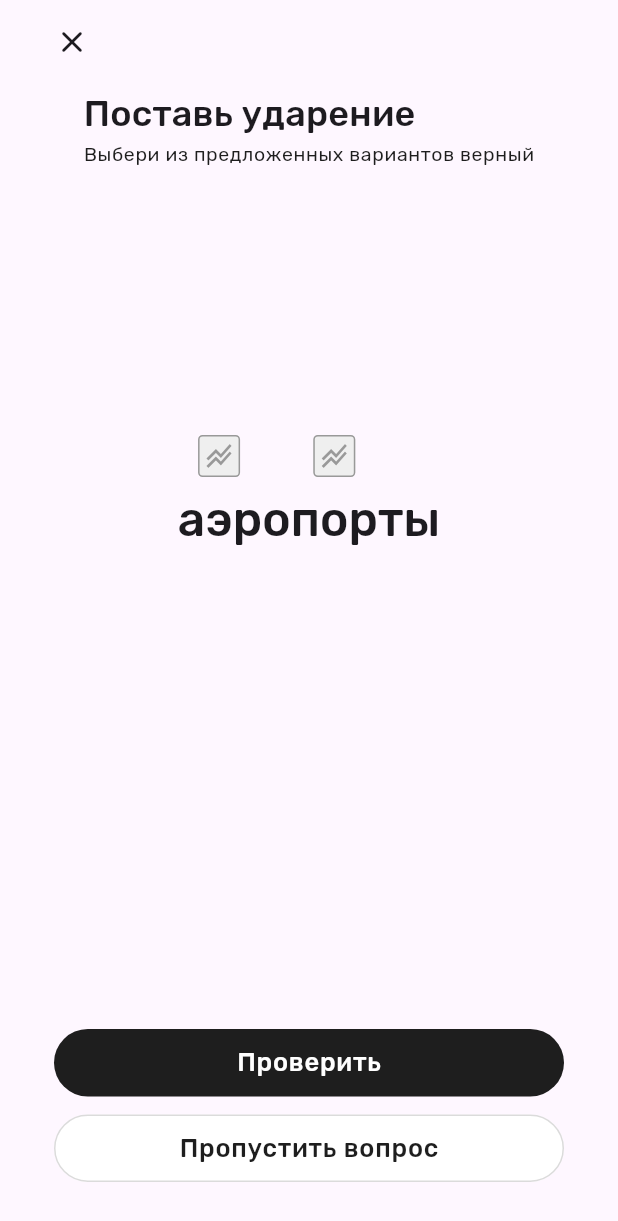
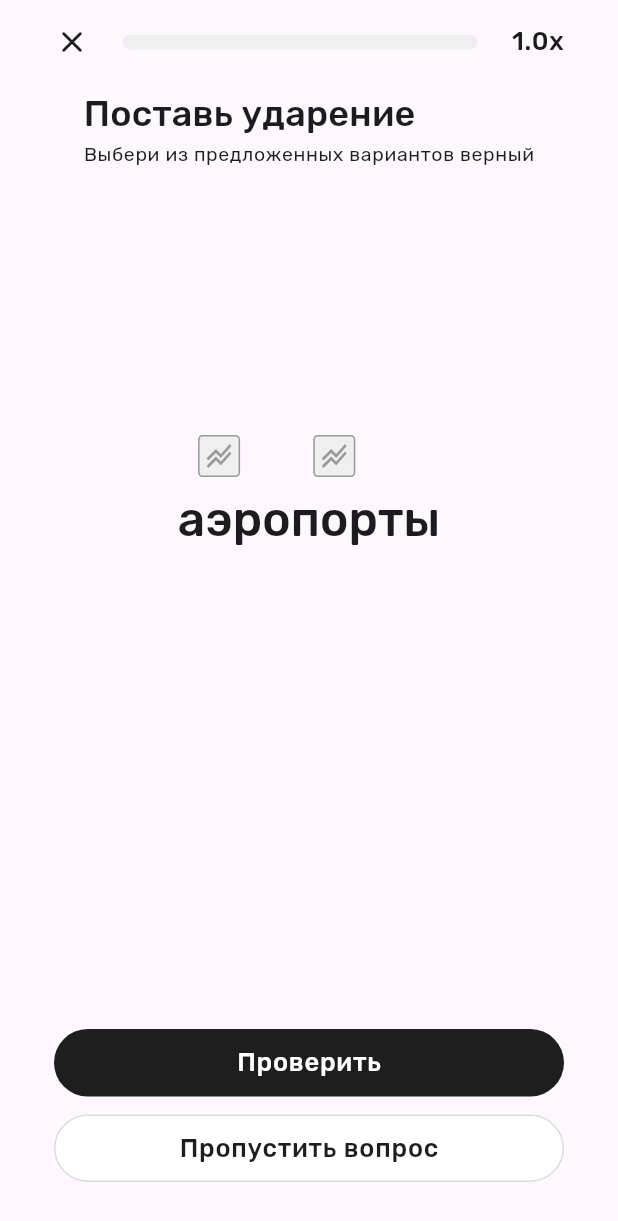
Before and after one commit to vaspadi/focusy, a Flutter app: the screen it shows after launch, after a tap on "Тест ударений", on a phone screen of 412 x 824 dp. Shown: the top 1221 px of the screen. Run offline on Flutter 3.47's test engine with Material 3 defaults, Android fonts, the phone set to English and light mode, and no system bars; our stand-ins replace appinio_swiper, auto_route, flutter_hooks, flutter_riverpod, google_fonts, hooks_riverpod and 1 more; generated files the repository leaves out were written again.

Commit message:
feat: add progress bar

```diff
--- a/lib/modules/grammar_tests/models/current_grammar_test.dart
+++ b/lib/modules/grammar_tests/models/current_grammar_test.dart
@@ -9,6 +9,7 @@ class CurrentGrammarTest {
   final int index;
   final List<int> answers;
   final CurrentGrammarTestStatus status;
+  final int combo;
 
   const CurrentGrammarTest({
     required this.test,
@@ -16,6 +17,7 @@ class CurrentGrammarTest {
     required this.index,
     this.answers = const [],
     this.status = CurrentGrammarTestStatus.process,
+    this.combo = 0,
   });
 
   bool get answerIsCorrect {
@@ -43,6 +45,7 @@ class CurrentGrammarTest {
     int? index,
     List<int>? answers,
     CurrentGrammarTestStatus? status,
+    int? combo,
   }) {
     final result = CurrentGrammarTest(
       test: test ?? this.test,
@@ -50,6 +53,7 @@ class CurrentGrammarTest {
       index: index ?? this.index,
       answers: answers ?? this.answers,
       status: status ?? this.status,
+      combo: combo ?? this.combo,
     );
 
     return result;
--- a/lib/modules/grammar_tests/providers/current_grammar_test_notifier.dart
+++ b/lib/modules/grammar_tests/providers/current_grammar_test_notifier.dart
@@ -84,6 +84,7 @@ class CurrentGrammarTestNotifier extends _$CurrentGrammarTestNotifier {
       test: test,
       index: newIndex,
       type: state!.type,
+      combo: curTestStatus.isPassed ? state!.combo + 1 : 0,
     );
   }
 }
--- a/lib/modules/grammar_tests/views/grammar_test_view.dart
+++ b/lib/modules/grammar_tests/views/grammar_test_view.dart
@@ -13,6 +13,7 @@ import '../models/current_grammar_test.dart';
 import '../providers/current_grammar_test_notifier.dart';
 import '../providers/grammar_tests_notifier.dart';
 import '../widgets/accent_test_word.dart';
+import '../widgets/progress_app_bar.dart';
 
 @RoutePage()
 class GrammarTestView extends HookConsumerWidget {
@@ -54,7 +55,7 @@ class GrammarTestView extends HookConsumerWidget {
     });
 
     return FScaffold(
-      appBar: const AppBarOfTest(),
+      appBar: const ProgressAppBar(),
       isLoading: tests.isLoading || currentTest == null,
       body: Column(
         children: [
--- /dev/null
+++ b/lib/modules/grammar_tests/widgets/progress_app_bar.dart
@@ -0,0 +1,94 @@
+import 'package:auto_route/auto_route.dart';
+import 'package:flutter/material.dart';
+import 'package:focusy/core/widgets/index.dart';
+import 'package:focusy/core/widgets/ui/constants/colors.dart';
+import 'package:focusy/modules/grammar_tests/providers/current_grammar_test_notifier.dart';
+import 'package:hooks_riverpod/hooks_riverpod.dart';
+
+class ProgressAppBar extends ConsumerWidget implements PreferredSizeWidget {
+  const ProgressAppBar({super.key});
+
+  @override
+  Size get preferredSize => const Size.fromHeight(56);
+
+  @override
+  Widget build(BuildContext context, ref) {
+    final test = ref.watch(currentGrammarTestNotifierProvider);
+    final rate = (test?.combo ?? 0) * 0.1 + 1;
+
+    return Padding(
+      padding: const EdgeInsets.only(
+        left: 28,
+        right: 36,
+      ),
+      child: AppBar(
+        leading: Align(
+          alignment: Alignment.centerLeft,
+          child: FIconButton(
+            iconData: Icons.close_rounded,
+            size: 24,
+            onPressed: () => context.router.pop(),
+          ),
+        ),
+        titleSpacing: 0,
+        leadingWidth: 54,
+        title: Container(
+          clipBehavior: Clip.hardEdge,
+          decoration: const BoxDecoration(
+            borderRadius: BorderRadius.all(
+              Radius.circular(100),
+            ),
+          ),
+          child: LayoutBuilder(builder: (context, constraints) {
+            final width = constraints.maxWidth;
+            final progress = (test?.combo ?? 0) * 0.1;
+
+            final progressColor = () {
+              if (progress > 0.9) {
+                return FColors.correct;
+              }
+
+              if (progress > 0.5) {
+                return Color.fromRGBO(205, 234, 92, 1);
+              }
+
+              if (progress > 0.25) {
+                return Color.fromRGBO(234, 211, 92, 1);
+              }
+
+              return Color.fromRGBO(222, 171, 71, 1);
+            }();
+
+            return Stack(
+              children: [
+                Container(
+                  height: 10,
+                  width: double.infinity,
+                  color: FColors.backTouchable,
+                ),
+                Container(
+                  height: 10,
+                  width: progress * width,
+                  color: progressColor,
+                ),
+              ],
+            );
+          }),
+        ),
+        centerTitle: true,
+        actions: [
+          Padding(
+            padding: EdgeInsets.only(left: 23),
+            child: Align(
+              alignment: Alignment.centerRight,
+              child: FText(
+                '${rate > 2 ? 2 : rate}x',
+                type: FTextType.button,
+              ),
+            ),
+          ),
+        ],
+      ),
+    );
+  }
+}
```
